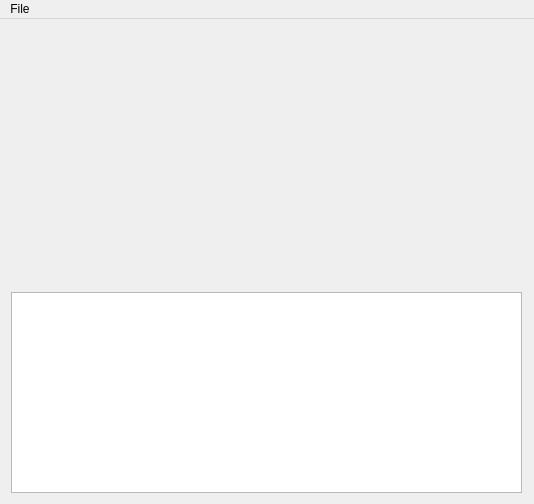
The window that firmware/prepwork/LcdPicGen/LcdPicGen/mainwindow.ui (loki-amorf/rfid-mobile) describes before a commit, drawn with Qt 5.
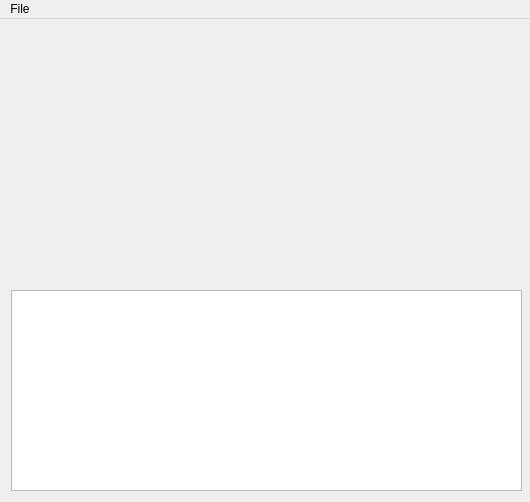
The same window after the commit. Custom widgets are drawn as their Qt base class.

```diff
--- a/firmware/prepwork/LcdPicGen/LcdPicGen/mainwindow.ui
+++ b/firmware/prepwork/LcdPicGen/LcdPicGen/mainwindow.ui
@@ -10,6 +10,18 @@
     <height>502</height>
    </rect>
   </property>
+  <property name="minimumSize">
+   <size>
+    <width>530</width>
+    <height>502</height>
+   </size>
+  </property>
+  <property name="maximumSize">
+   <size>
+    <width>530</width>
+    <height>502</height>
+   </size>
+  </property>
   <property name="windowTitle">
    <string>MainWindow</string>
   </property>
```
